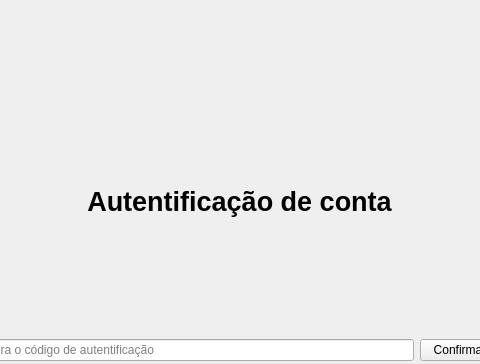
First picture: the form in Cliente/ui/autentificacao.ui, repository Liedsonfsa/Route-Run, before the edit; both pictures show x 171 to 651 and y 0 to 364 of the 800 by 600 pixel window.
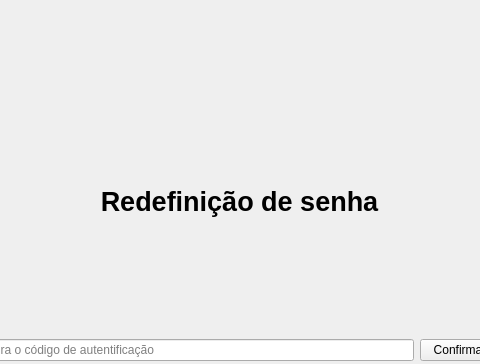
Second picture: the form after the edit.

Diff of the .ui file:
```diff
--- a/Cliente/ui/autentificacao.ui
+++ b/Cliente/ui/autentificacao.ui
@@ -34,7 +34,7 @@
         </font>
        </property>
        <property name="text">
-        <string>&lt;html&gt;&lt;head/&gt;&lt;body&gt;&lt;p align=&quot;center&quot;&gt;Autentificação de conta&lt;/p&gt;&lt;/body&gt;&lt;/html&gt;</string>
+        <string>&lt;html&gt;&lt;head/&gt;&lt;body&gt;&lt;p align=&quot;center&quot;&gt;Redefinição de senha&lt;/p&gt;&lt;/body&gt;&lt;/html&gt;</string>
        </property>
       </widget>
      </item>
```
